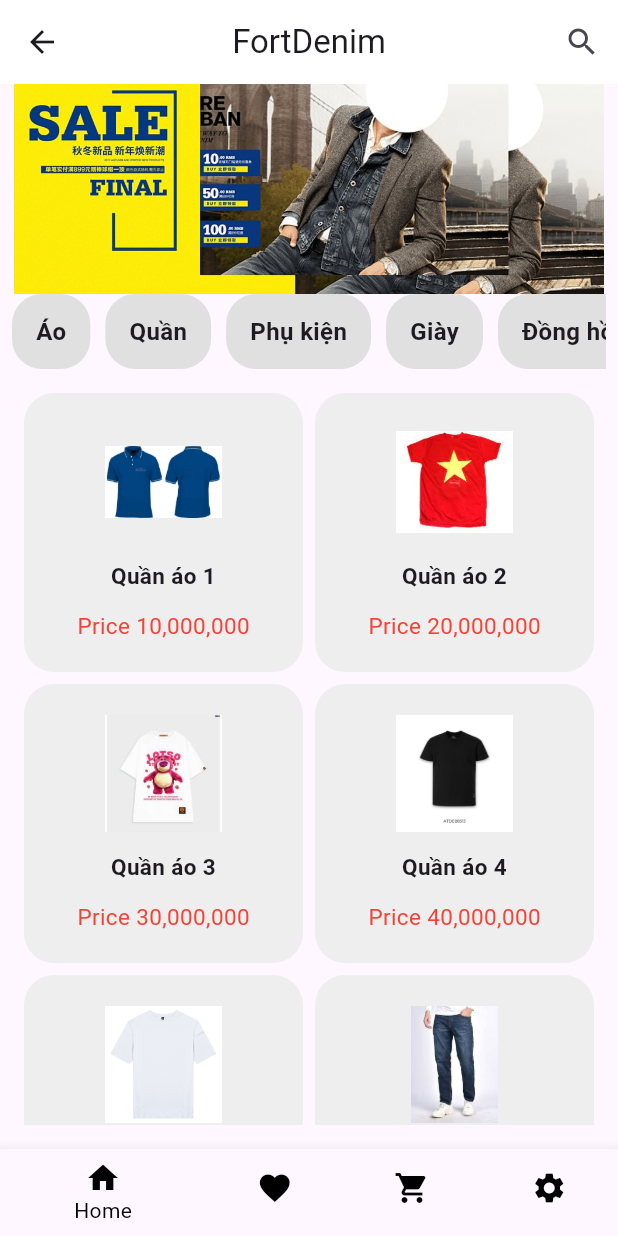
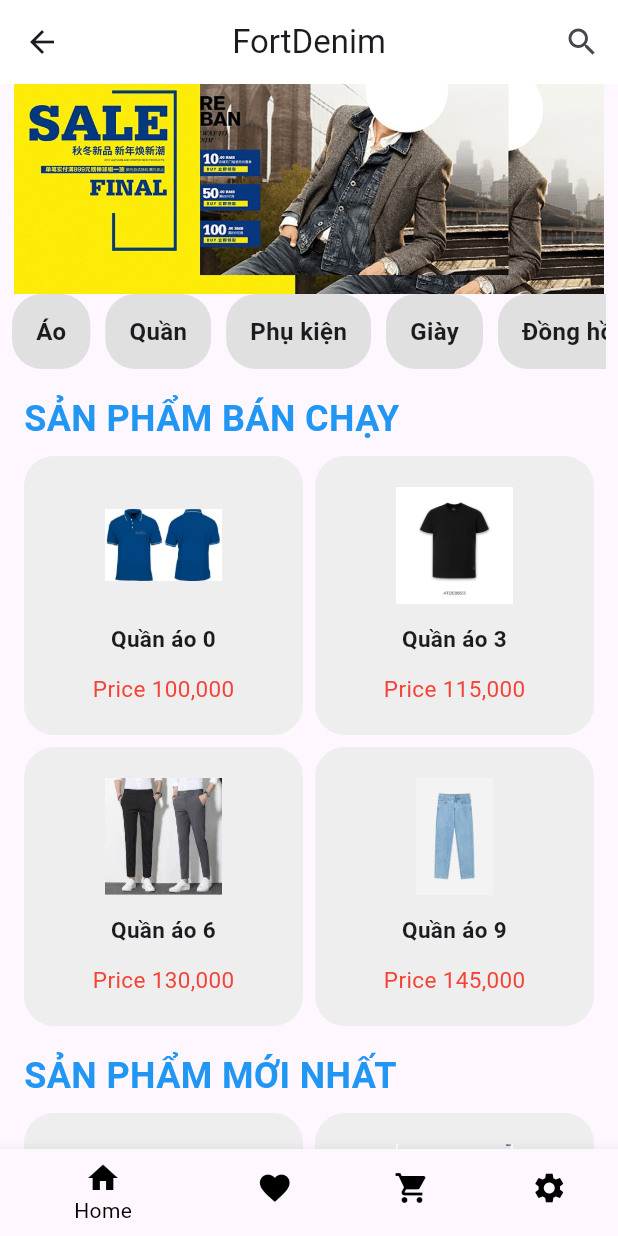
Before and after one commit to hataba123/widgets_image, a Flutter app: the screen it shows after launch, after a tap on "Đăng nhập", on a phone screen of 412 x 824 dp. Run offline on Flutter 3.47's test engine with Material 3 defaults, Android fonts, the phone set to English and light mode, and no system bars; our stand-ins replace carousel_slider.

Commit message:
THÊM PHẦN SẢN PHẨM BÁN CHẠY SẢN PHẨM MỚI NHẤT SẢN PHẨM ĐANG Giảm giá

```diff
--- a/lib/data/data.dart
+++ b/lib/data/data.dart
@@ -1,15 +1,14 @@
 import 'package:widgets_image/data/model.dart';
-// create data with amount
 
-createDataList(int amount) {
-  List<ProductModel> lstProduct = [];
-  for (int i= 1; i<= amount; i++) {
-    lstProduct.add(ProductModel(
-      id:i,
-      name:"Quần áo $i",
-      price:(i * 10000000),
-      img:"img_$i.jpg",
-    ));
-  }
-  return lstProduct;
+List<ProductModel> createDataList(int count) {
+  return List.generate(count, (index) {
+    return ProductModel(
+      img: 'img_${index + 1}.jpg',
+      name: 'Quần áo $index',
+      price: 100000 + index * 5000,
+      isBestSeller: index % 3 == 0,
+      isNew: index % 2 == 0,
+      isDiscounted: index % 4 == 0,
+    );
+  });
 }
--- a/lib/data/model.dart
+++ b/lib/data/model.dart
@@ -1,9 +1,17 @@
 class ProductModel {
-  int? id;
-  String? name;
-  int? price;
-  String? img;
-  String? des;
+  final String? img;
+  final String? name;
+  final int? price;
+  final bool isBestSeller;
+  final bool isNew;
+  final bool isDiscounted;
 
-  ProductModel({this.id, this.name, this.price, this.img, this.des});
+  ProductModel({
+    this.img,
+    this.name,
+    this.price,
+    this.isBestSeller = false,
+    this.isNew = false,
+    this.isDiscounted = false,
+  });
 }
--- a/lib/main.dart
+++ b/lib/main.dart
@@ -1,6 +1,6 @@
 import 'package:flutter/material.dart';
 import 'package:widgets_image/stateful.dart';
-import'page/list.dart';
+
 import 'page/grid.dart';
 import 'page/carousel.dart';
 
--- a/lib/page/grid.dart
+++ b/lib/page/grid.dart
@@ -7,22 +7,45 @@ import 'package:widgets_image/banner.dart';
 import 'navbar.dart';
 import 'package:widgets_image/productdetailpage.dart';
 import 'package:widgets_image/category_list.dart';
+
 class MyGrid extends StatefulWidget {
   const MyGrid({super.key});
 
   @override
   State<MyGrid> createState() => _MyGridState();
 }
+
 class _MyGridState extends State<MyGrid> {
   List<ProductModel> lstProduct = [];
+  List<ProductModel> bestSellingProducts = [];
+  List<ProductModel> newestProducts = [];
+  List<ProductModel> discountedProducts = [];
 
   // categories
-  List<String> categories = ['Áo', 'Quần', 'Phụ kiện', 'Giày',"Đồng hồ"];
+  List<String> categories = ['Áo', 'Quần', 'Phụ kiện', 'Giày', 'Đồng hồ'];
+
   @override
   void initState() {
     super.initState();
     lstProduct = createDataList(10);
+    categorizeProducts();
   }
+
+  void categorizeProducts() {
+    for (var product in lstProduct) {
+      // Dummy categorization logic
+      if (product.isBestSeller ?? false) {
+        bestSellingProducts.add(product);
+      }
+      if (product.isNew ?? false) {
+        newestProducts.add(product);
+      }
+      if (product.isDiscounted ?? false) {
+        discountedProducts.add(product);
+      }
+    }
+  }
+
   @override
   Widget build(BuildContext context) {
     return Scaffold(
@@ -32,7 +55,7 @@ class _MyGridState extends State<MyGrid> {
         backgroundColor: Colors.white,
         actions: [
           IconButton(
-            icon: Icon(Icons.search),
+            icon: const Icon(Icons.search),
             onPressed: () {
               // Xử lý sự kiện khi nhấn vào biểu tượng tìm kiếm ở đây
             },
@@ -49,11 +72,42 @@ class _MyGridState extends State<MyGrid> {
           ), // Add BannerWidget here
           CategoryList(categories: categories), // Use the CategoryList widget
           Expanded(
-            child: Container(
+            child: ListView(
               padding: const EdgeInsets.all(16),
+              children: [
+                buildProductSection("SẢN PHẨM BÁN CHẠY", bestSellingProducts),
+                const SizedBox(height: 16),
+                buildProductSection("SẢN PHẨM MỚI NHẤT", newestProducts),
+                const SizedBox(height: 16),
+                buildProductSection("SẢN PHẨM ĐANG GIẢM GIÁ", discountedProducts),
+              ],
+            ),
+          ),
+          NavBarWidget(), // Add NavBarWidget here
+        ],
+      ),
+    );
+  }
+
+  Widget buildProductSection(String title, List<ProductModel> products) {
+    return Column(
+      crossAxisAlignment: CrossAxisAlignment.start,
+      children: [
+        Text(
+          title,
+          style: const TextStyle(
+            fontSize: 24,
+            fontWeight: FontWeight.bold,
+            color: Colors.blue,
+          ),
+        ),
+        const SizedBox(height: 8),
+        Container(
           alignment: Alignment.center,
           child: GridView.builder(
-                itemCount: lstProduct.length,
+            shrinkWrap: true,
+            physics: const NeverScrollableScrollPhysics(),
+            itemCount: products.length,
             gridDelegate: const SliverGridDelegateWithFixedCrossAxisCount(
               crossAxisCount: 2, // set number column
               childAspectRatio: 1,
@@ -68,22 +122,20 @@ class _MyGridState extends State<MyGrid> {
                     context,
                     MaterialPageRoute(
                       builder: (context) => ProductDetailPage(
-                            product: lstProduct[index],
+                        product: products[index],
                       ),
                     ),
                   );
                 },
-                    child: itemGridView(lstProduct[index]),
+                child: itemGridView(products[index]),
               );
             },
           ),
         ),
-          ),
-          NavBarWidget(), // Add NavBarWidget here
       ],
-      ),
     );
   }
+
   // create subwidget
   Widget itemGridView(ProductModel productModel) {
     return Container(
@@ -105,11 +157,11 @@ class _MyGridState extends State<MyGrid> {
           Text(
             productModel.name ?? '',
             textAlign: TextAlign.center,
-            style: const TextStyle(fontSize:15, fontWeight: FontWeight.bold,
-          )),
+            style: const TextStyle(fontSize: 15, fontWeight: FontWeight.bold),
+          ),
           Text(
             NumberFormat('Price ###,###,###').format(productModel.price),
-            style:const TextStyle(fontSize:15, color: Colors.red),
+            style: const TextStyle(fontSize: 15, color: Colors.red),
           ),
         ],
       ),
```
Also changed, not shown: lib/page/list.dart (deleted, +0 -76 lines). Lines whose indentation alone changed are shown as unchanged.
